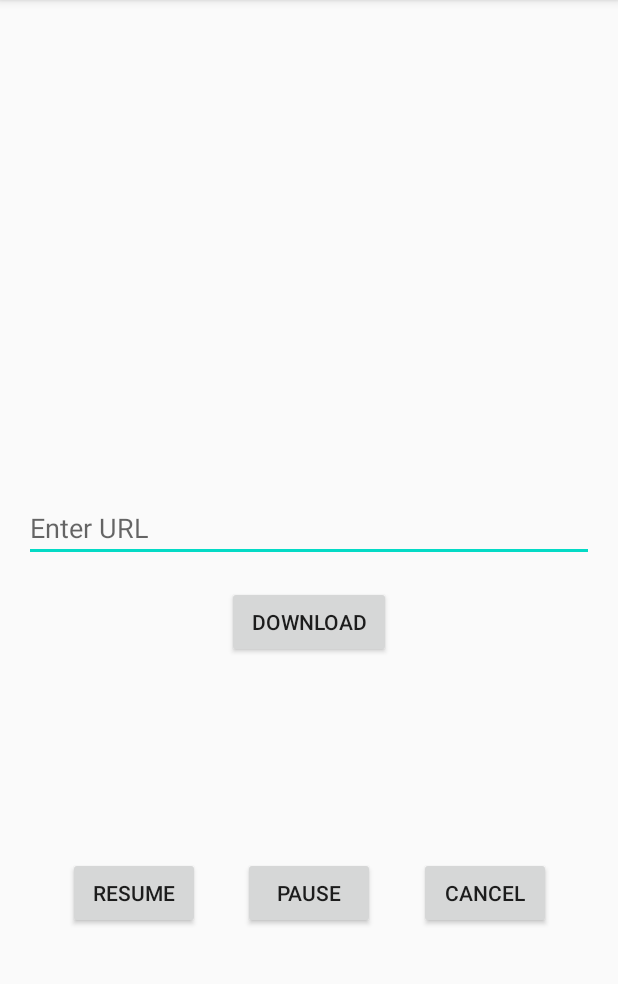
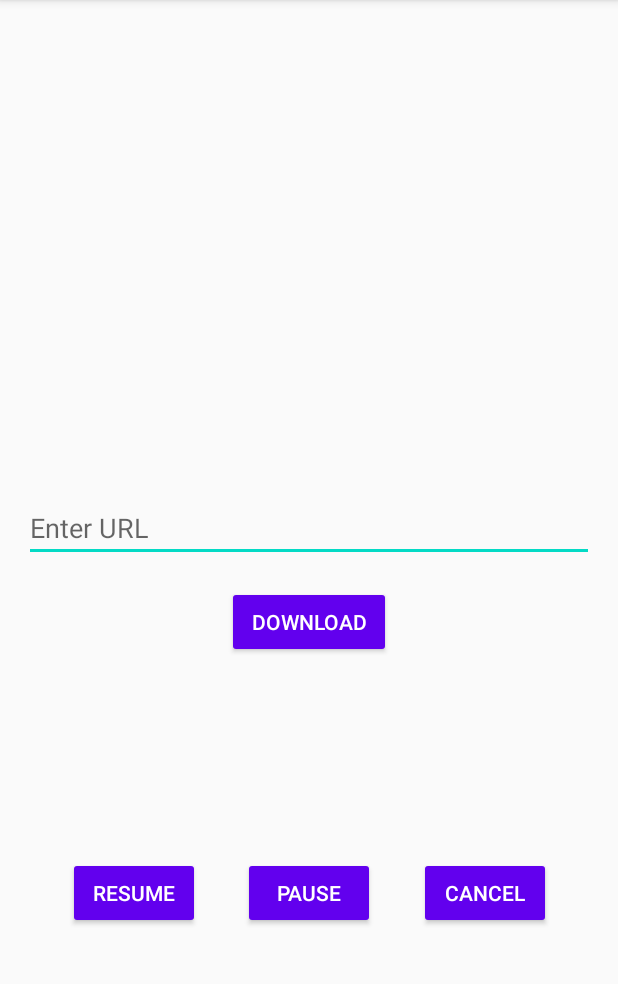
Before and after one commit to shrayanbajra/PR-Downloader-Demo, an Android app: the screen it shows after launch (MainActivity), on a phone screen of 412 x 824 dp, the part 84-1068 px from its top. Run offline under Robolectric (Android 15) with nearby library versions, the phone set to English and light mode, and no system bars; libraries missing offline, so code that uses them is left out: com.downloader; 2 statements that could not run were skipped.

Commit message:
Added material design dependency and added tint to buttons

```diff
--- a/app/build.gradle
+++ b/app/build.gradle
@@ -37,6 +37,7 @@ dependencies {
 
     // Design
     implementation 'androidx.constraintlayout:constraintlayout:1.1.3'
+    implementation 'com.google.android.material:material:1.1.0'
 
     // PR Downloader
     implementation 'com.mindorks.android:prdownloader:0.6.0'
--- a/app/src/main/res/layout/activity_main.xml
+++ b/app/src/main/res/layout/activity_main.xml
@@ -56,6 +56,8 @@
         android:id="@+id/btn_download"
         android:layout_width="wrap_content"
         android:layout_height="wrap_content"
+        android:backgroundTint="@color/colorPrimary"
+        android:textColor="@android:color/white"
         android:paddingLeft="16dp"
         android:paddingRight="16dp"
         android:text="@string/download"
@@ -68,6 +70,8 @@
         android:id="@+id/btn_resume"
         android:layout_width="wrap_content"
         android:layout_height="wrap_content"
+        android:backgroundTint="@color/colorPrimary"
+        android:textColor="@android:color/white"
         android:text="@string/resume"
         app:layout_constraintBottom_toBottomOf="parent"
         app:layout_constraintLeft_toLeftOf="parent"
@@ -78,6 +82,8 @@
         android:id="@+id/btn_pause"
         android:layout_width="wrap_content"
         android:layout_height="wrap_content"
+        android:backgroundTint="@color/colorPrimary"
+        android:textColor="@android:color/white"
         android:text="@string/pause"
         app:layout_constraintBottom_toBottomOf="parent"
         app:layout_constraintLeft_toRightOf="@id/btn_resume"
@@ -86,6 +92,8 @@
 
     <Button
         android:id="@+id/btn_cancel"
+        android:backgroundTint="@color/colorPrimary"
+        android:textColor="@android:color/white"
         android:layout_width="wrap_content"
         android:layout_height="wrap_content"
         android:text="@string/cancel"
```
